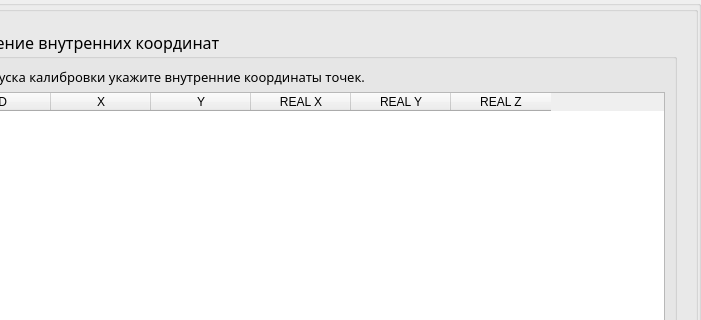
Old version of the form ui/forms/form.ui in the repository cloudsucker/archpoint; both pictures show x 256 to 957 and y 0 to 320 of the 957 by 697 pixel window.
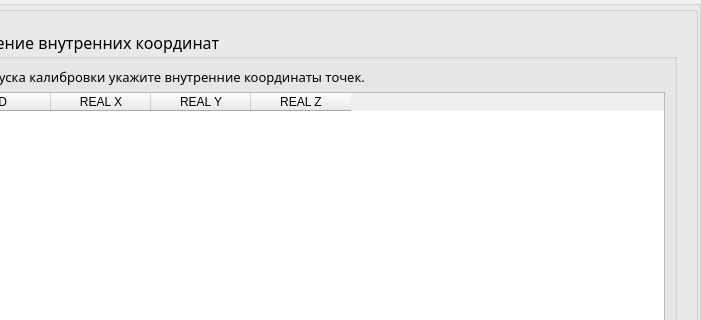
New version of the form.

The edit to the form file:
```diff
--- a/ui/forms/form.ui
+++ b/ui/forms/form.ui
@@ -2310,16 +2310,6 @@
                     <string>ID</string>
                    </property>
                   </column>
-                  <column>
-                   <property name="text">
-                    <string>X</string>
-                   </property>
-                  </column>
-                  <column>
-                   <property name="text">
-                    <string>Y</string>
-                   </property>
-                  </column>
                   <column>
                    <property name="text">
                     <string>REAL X</string>
```
